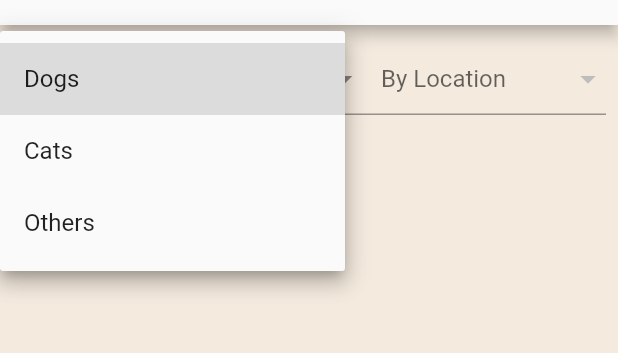
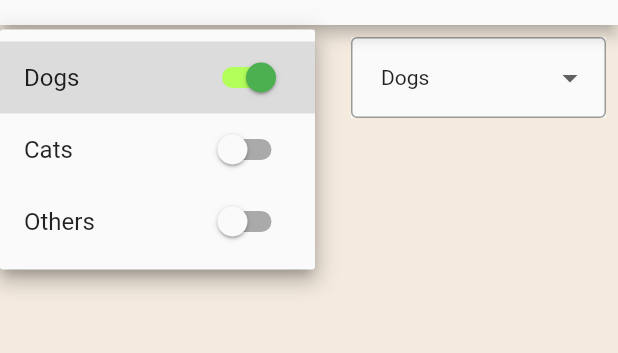
Before and after one commit to KhalidMeftu/buchi, a Flutter app: the SearchingPage screen opened directly, after a tap on the "arrow drop down" icon, on a phone screen of 412 x 824 dp, the part 65-418 px from its top. Run offline on Flutter 3.47's test engine with Material 2 defaults, Android fonts, the phone set to English and light mode, and no system bars; our stand-ins replace bloc, carousel_slider, dio, equatable, flutter_bloc, flutter_switch and 5 more; network calls fail.

Commit message:
added new multi select library and override for our purpose implemented top multi select values with switch

```diff
--- a/lib/presentation/widgets/search_page/searching_page/searching_Page.dart
+++ b/lib/presentation/widgets/search_page/searching_page/searching_Page.dart
@@ -1,8 +1,8 @@
 import 'package:flutter/material.dart';
-
+import 'package:multiselect/multiselect.dart';
 import '../../../../const/app_colors.dart';
 import '../../../../const/app_strings.dart';
-import '../../common/search_page/search_drop_downs.dart';
+import '../../../../const/custom_dd.dart';
 import '../../shared/app_bar.dart';
 
 class SearchingPage extends StatefulWidget {
@@ -28,9 +28,9 @@ class _SearchingPageState extends State<SearchingPage> {
     AppStrings.others
   ];
 
-  List<String> dropDownValuesLocations = [
+  List<String> dropDownValuesLocations = [];
 
-  ];
+  List<String> selected = ['Dogs'];
 
   @override
   void initState() {
@@ -40,7 +40,15 @@ class _SearchingPageState extends State<SearchingPage> {
     print(widget.isCat);
     print(widget.isDog);
     print(widget.isOther);
+
+
     super.initState();
+  }
+
+  @override
+  void dispose() {
+
+    super.dispose();
   }
 
   @override
@@ -52,30 +60,52 @@ class _SearchingPageState extends State<SearchingPage> {
           preferredSize: const Size.fromHeight(60), child: petsAppBar()),
       body: Column(
         children: [
-          Padding(
-            padding: const EdgeInsets.all(8.0),
-            child: Row(
-              mainAxisAlignment: MainAxisAlignment.spaceBetween,
-              children: [
-                Expanded(
-                    child: Card(
-                        elevation: 6,
-                        color: AppColors.whiteColor,
-                        child: SearchDropDowns(
-                          onTap: () {},
-                          values: dropDownValues,
-                        ))),
+          Row(
+            mainAxisAlignment: MainAxisAlignment.spaceBetween,
+            children: [
+              Flexible(
+                child: Padding(
+                  padding: const EdgeInsets.all(8.0),
+                  child: Container(
+                    color: AppColors.whiteColor,
+                    width: 170,
+                    child: DropDownMultiSelect(
+                      onChanged: (List<String> x) {
+                        setState(() {
+                          selected =x;
+                        });
+                      },
+                      options: const [AppStrings.dogs , AppStrings.cats , AppStrings.others ],
+                      selectedValues: selected,
+                      whenEmpty: 'Select Something',
+                    ),
+                  ),
+                ),
+              ),
+              Flexible(
+                child: Padding(
+                  padding: const EdgeInsets.all(8.0),
+                  child: Container(
+                    color: AppColors.whiteColor,
+                    width: 170,
+                    child: DropDownMultiSelect(
+                      onChanged: (List<String> x) {
+                        setState(() {
+                          selected =x;
+                        });
+                      },
+                      options: const [AppStrings.dogs , AppStrings.cats , AppStrings.others ],
+                      selectedValues: selected,
+                      whenEmpty: 'Select Something',
+                    ),
+                  ),
+                ),
+              ),
 
-                Expanded(
-                    child: Container(
-                        color: AppColors.appBackgroundColor,
-                        child: SearchDropDowns(
-                          onTap: () {},
-                          values: dropDownValuesLocations,
-                        ))),
-              ],
-            ),
+            ],
           ),
+
+
         ],
       ),
     );
--- /dev/null
+++ b/packages/lib/multiselect.dart
@@ -0,0 +1,234 @@
+library multiselect;
+
+
+import 'package:flutter/material.dart';
+import 'package:states_rebuilder/states_rebuilder.dart';
+
+
+class _TheState {}
+
+var _theState = RM.inject(() => _TheState());
+
+class RowWrapper extends InheritedWidget {
+  final dynamic data;
+  final bool Function() shouldNotify;
+  RowWrapper({
+    required Widget child,
+    this.data,
+    required this.shouldNotify,
+  }) : super(child: child);
+
+  @override
+  bool updateShouldNotify(covariant InheritedWidget oldWidget) {
+    return true;
+  }
+}
+
+class _SelectRow extends StatelessWidget {
+  final Function(bool) onChange;
+  final bool selected;
+  final String text;
+
+  const _SelectRow({Key? key, required this.onChange, required this.selected, required this.text}) : super(key: key);
+
+  @override
+  Widget build(BuildContext context) {
+    return InkWell(
+      onTap: () {
+        onChange(!selected);
+        _theState.notify();
+      },
+      child: Container(
+        height: kMinInteractiveDimension,
+        child: Row(
+          mainAxisAlignment: MainAxisAlignment.spaceBetween,
+          children: [
+
+            Text(text),
+
+            Switch(
+              value: selected,
+              onChanged: (value) {
+                onChange(value!);
+                _theState.notify();
+              },
+              activeTrackColor: Colors.lightGreenAccent,
+              activeColor: Colors.green,
+            ),
+
+          ],
+        ),
+      ),
+    );
+  }
+}
+
+///
+/// A Dropdown multiselect menu
+///
+///
+class DropDownMultiSelect<T> extends StatefulWidget {
+  /// The options form which a user can select
+  final List<T> options;
+
+  /// Selected Values
+  final List<T> selectedValues;
+
+  /// This function is called whenever a value changes
+  final Function(List<T>) onChanged;
+
+  /// defines whether the field is dense
+  final bool isDense;
+
+  /// defines whether the widget is enabled;
+  final bool enabled;
+
+  /// Input decoration
+  final InputDecoration? decoration;
+
+  /// this text is shown when there is no selection
+  final String? whenEmpty;
+
+  /// a function to build custom childern
+  final Widget Function(List<T> selectedValues)? childBuilder;
+
+  /// a function to build custom menu items
+  final Widget Function(T option)? menuItembuilder;
+
+  /// a function to validate
+  final String Function(T? selectedOptions)? validator;
+
+  /// defines whether the widget is read-only
+  final bool readOnly;
+
+  /// icon shown on the right side of the field
+  final Widget? icon;
+
+  /// Textstyle for the hint
+  final TextStyle? hintStyle;
+
+  /// hint to be shown when there's nothing else to be shown
+  final Widget? hint;
+
+  /// style for the selected values
+  final TextStyle? selected_values_style;
+
+  const DropDownMultiSelect({
+    Key? key,
+    required this.options,
+    required this.selectedValues,
+    required this.onChanged,
+    this.whenEmpty,
+    this.icon,
+    this.hint,
+    this.hintStyle,
+    this.childBuilder,
+    this.selected_values_style,
+    this.menuItembuilder,
+    this.isDense = true,
+    this.enabled = true,
+    this.decoration,
+    this.validator,
+    this.readOnly = false,
+  }) : super(key: key);
+
+  @override
+  _DropDownMultiSelectState createState() => _DropDownMultiSelectState<T>();
+}
+
+class _DropDownMultiSelectState<TState> extends State<DropDownMultiSelect<TState>> {
+  @override
+  Widget build(BuildContext context) {
+    return Container(
+      child: Stack(
+        alignment: Alignment.centerLeft,
+        children: [
+
+          Container(
+            child: DropdownButtonFormField<TState>(
+              hint: widget.hint,
+              style: widget.hintStyle,
+              icon: widget.icon,
+              validator: widget.validator != null ? widget.validator : null,
+              decoration: widget.decoration != null
+                  ? widget.decoration
+                  : InputDecoration(
+                      border: OutlineInputBorder(),
+                      isDense: true,
+                      contentPadding: EdgeInsets.symmetric(
+                        vertical: 15,
+                        horizontal: 10,
+                      ),
+                    ),
+              isDense: widget.isDense,
+              onChanged: widget.enabled ? (x) {} : null,
+              isExpanded: false,
+              value: widget.selectedValues.length > 0 ? widget.selectedValues[0] : null,
+              selectedItemBuilder: (context) {
+                return widget.options
+                    .map((e) => DropdownMenuItem(
+                          child: Container(),
+                        ))
+                    .toList();
+              },
+              items: widget.options
+                  .map(
+                    (x) => DropdownMenuItem<TState>(
+                      child: _theState.rebuild(() {
+                        return widget.menuItembuilder != null
+                            ? widget.menuItembuilder!(x)
+                            : _SelectRow(
+                                selected: widget.selectedValues.contains(x),
+                                text: x.toString(),
+                                onChange: (isSelected) {
+                                  if (isSelected) {
+                                    var ns = widget.selectedValues;
+                                    ns.add(x);
+                                    widget.onChanged(ns);
+                                  } else {
+                                    var ns = widget.selectedValues;
+                                    ns.remove(x);
+                                    widget.onChanged(ns);
+                                  }
+                                },
+                              );
+                      }),
+                      value: x,
+                      onTap: !widget.readOnly
+                          ? () {
+                              if (widget.selectedValues.contains(x)) {
+                                var ns = widget.selectedValues;
+                                ns.remove(x);
+                                widget.onChanged(ns);
+                              } else {
+                                var ns = widget.selectedValues;
+                                ns.add(x);
+                                widget.onChanged(ns);
+                              }
+                            }
+                          : null,
+                    ),
+                  )
+                  .toList(),
+            ),
+          ),
+          _theState.rebuild(() => widget.childBuilder != null
+              ? widget.childBuilder!(widget.selectedValues)
+              : Padding(
+                  padding: widget.decoration != null
+                      ? widget.decoration!.contentPadding != null
+                          ? widget.decoration!.contentPadding!
+                          : EdgeInsets.symmetric(horizontal: 10)
+                      : EdgeInsets.symmetric(horizontal: 20),
+                  child: Padding(
+                    padding: const EdgeInsets.only(right: 20),
+                    child: Text(
+                      widget.selectedValues.length > 0 ? widget.selectedValues.map((e) => e.toString()).reduce((a, b) => a.toString() + ' , ' + b.toString()) : widget.whenEmpty ?? '',
+                      style: widget.selected_values_style,
+                    ),
+                  ))),
+        ],
+      ),
+    );
+  }
+}
--- a/pubspec.yaml
+++ b/pubspec.yaml
@@ -50,6 +50,8 @@ dependencies:
   cached_network_image: ^3.2.3
   google_nav_bar:
   line_icons: ^2.0.1
+  multiselect:
+    path: ./packages/
 
 
 dev_dependencies:
```
Also changed, not shown: lib/const/custom_dd.dart (added, +253 -0 lines), lib/presentation/widgets/common/search_page/search_drop_downs.dart (+22 -5 lines), packages/pubspec.yaml (added, +51 -0 lines), packages/pubspec.lock (added), pubspec.lock, 6 other files.
